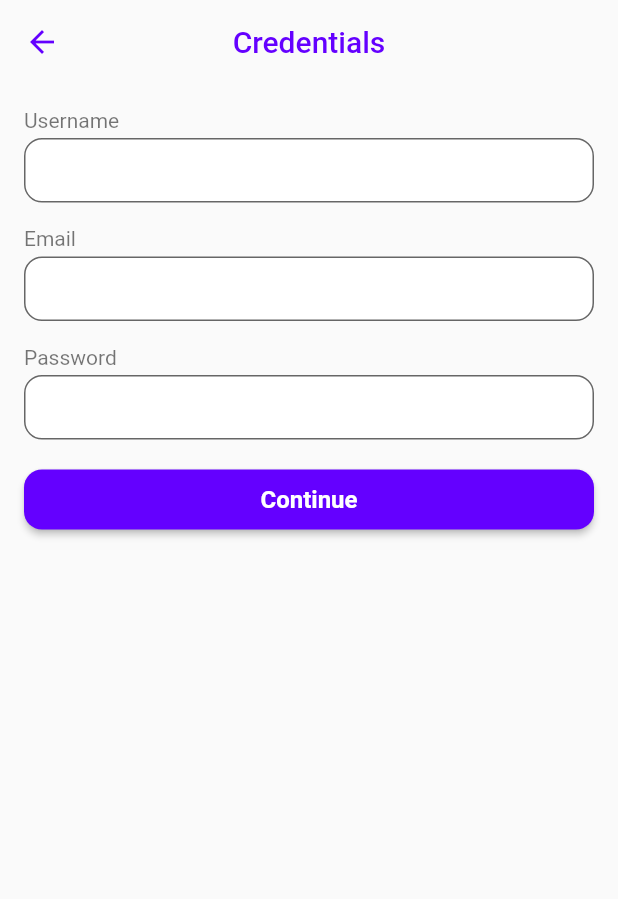
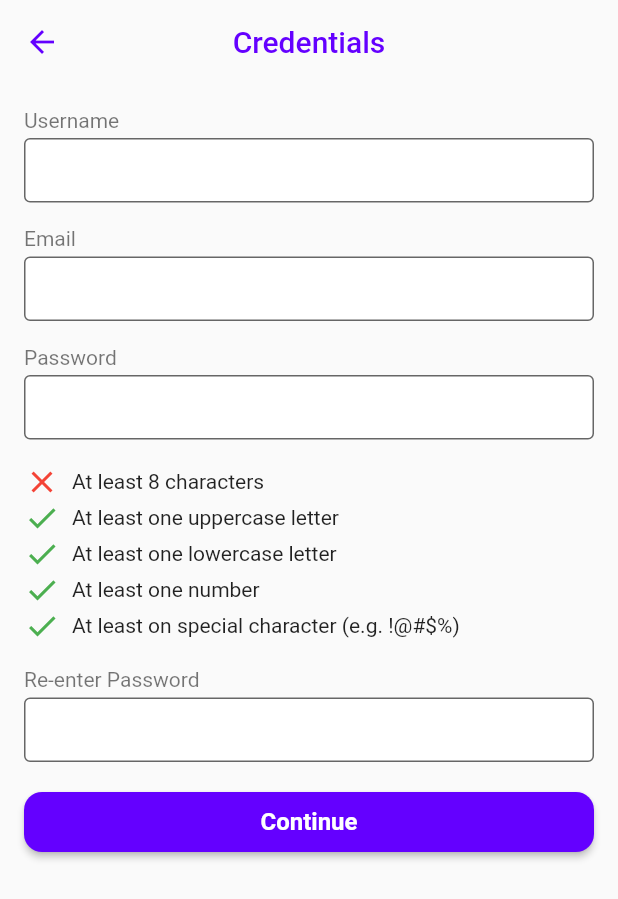
Before and after one commit to jp-ong/flutter-sandbox, a Flutter app: the screen it shows after launch, after a tap on "Forms", on a phone screen of 412 x 824 dp. Shown: the top 899 px of the screen. Run offline on Flutter 3.47's test engine with Material 2 defaults, Android fonts, the phone set to English and light mode, and no system bars; our stand-ins replace get, local_auth; missing offline and left inert: local_auth_android, local_auth_ios.

Commit message:
Add content for password validations

```diff
--- a/lib/app/modules/credentials_form/controllers/credentials_form_controller.dart
+++ b/lib/app/modules/credentials_form/controllers/credentials_form_controller.dart
@@ -7,6 +7,7 @@ class CredentialsFormController extends GetxController {
   TextEditingController usernameController = TextEditingController();
   TextEditingController emailController = TextEditingController();
   TextEditingController passwordController = TextEditingController();
+  TextEditingController passwordConfirmController = TextEditingController();
 
   void submitForm() {
     if (credentialInfoKey.currentState!.validate()) {
--- a/lib/app/modules/credentials_form/views/credentials_form_view.dart
+++ b/lib/app/modules/credentials_form/views/credentials_form_view.dart
@@ -1,4 +1,5 @@
 import 'package:flutter/material.dart';
+import 'package:flutter/services.dart';
 
 import 'package:get/get.dart';
 
@@ -16,6 +17,7 @@ class CredentialsFormView extends GetView<CredentialsFormController> {
       ),
       body: Form(
         key: controller.credentialInfoKey,
+        autovalidateMode: AutovalidateMode.onUserInteraction,
         child: ListView(
           padding: const EdgeInsets.all(16),
           children: [
@@ -24,6 +26,9 @@ class CredentialsFormView extends GetView<CredentialsFormController> {
             emailField(),
             formGap(),
             passwordField(),
+            passwordChecklist(),
+            formGap(),
+            passwordConfirmField(),
             formGap(),
             ElevatedButton(
               onPressed: () => controller.submitForm(),
@@ -45,7 +50,14 @@ class CredentialsFormView extends GetView<CredentialsFormController> {
           controller: controller.usernameController,
           decoration: const InputDecoration(),
           style: Get.textTheme.bodyMedium,
-          validator: (value) => value!.isEmpty ? 'Username is required' : null,
+          inputFormatters: [
+            LengthLimitingTextInputFormatter(18),
+          ],
+          validator: (value) {
+            return value!.isEmpty || value.length < 4
+                ? 'Username must be 4 to 18 characters'
+                : null;
+          },
         ),
       ],
     );
@@ -59,8 +71,11 @@ class CredentialsFormView extends GetView<CredentialsFormController> {
         const SizedBox(height: 4),
         TextFormField(
           controller: controller.emailController,
+          keyboardType: TextInputType.emailAddress,
           decoration: const InputDecoration(),
-          validator: (value) => value!.isEmpty ? 'Email is required' : null,
+          validator: (value) => value!.isEmpty || !value.isEmail
+              ? 'Valid email is required'
+              : null,
         ),
       ],
     );
@@ -82,6 +97,56 @@ class CredentialsFormView extends GetView<CredentialsFormController> {
     );
   }
 
+  Widget passwordConfirmField() {
+    return Column(
+      crossAxisAlignment: CrossAxisAlignment.start,
+      children: [
+        Text('Re-enter Password', style: Get.textTheme.labelMedium),
+        const SizedBox(height: 4),
+        TextFormField(
+          controller: controller.passwordController,
+          decoration: const InputDecoration(),
+          obscureText: true,
+          validator: (value) => controller.passwordConfirmController.value !=
+                  controller.passwordController.value
+              ? 'Passwords must match'
+              : null,
+        ),
+      ],
+    );
+  }
+
+  Widget passwordChecklist() {
+    return Column(
+      crossAxisAlignment: CrossAxisAlignment.start,
+      children: [
+        formGap(),
+        passwordChecklistItem('At least 8 characters', false),
+        passwordChecklistItem('At least one uppercase letter', true),
+        passwordChecklistItem('At least one lowercase letter', true),
+        passwordChecklistItem('At least one number', true),
+        passwordChecklistItem(
+            'At least on special character (e.g. !@#\$%)', true),
+      ],
+    );
+  }
+
+  Widget passwordChecklistItem(message, isFullfilled) {
+    return Row(
+      children: [
+        Icon(
+          isFullfilled ? Icons.check : Icons.close,
+          color: isFullfilled ? Colors.green : Colors.red,
+        ),
+        const SizedBox(width: 8),
+        Text(
+          message,
+          style: Get.textTheme.displayMedium,
+        ),
+      ],
+    );
+  }
+
   SizedBox formGap() {
     return const SizedBox(height: 16);
   }
--- a/lib/main.dart
+++ b/lib/main.dart
@@ -37,6 +37,14 @@ void main() {
         fontSize: 16,
         color: Colors.black,
       ),
+      displayMedium: TextStyle(
+        fontSize: 14,
+        color: Colors.black87,
+      ),
+      displaySmall: TextStyle(
+        fontSize: 12,
+        color: Colors.black87,
+      ),
     ),
     elevatedButtonTheme: ElevatedButtonThemeData(
       style: ElevatedButton.styleFrom(
@@ -68,7 +76,7 @@ void main() {
       isDense: true,
       contentPadding: EdgeInsets.fromLTRB(12, 12, 12, 12),
       border: OutlineInputBorder(
-        borderRadius: BorderRadius.all(Radius.circular(12)),
+        borderRadius: BorderRadius.all(Radius.circular(4)),
       ),
     ),
   );
```
